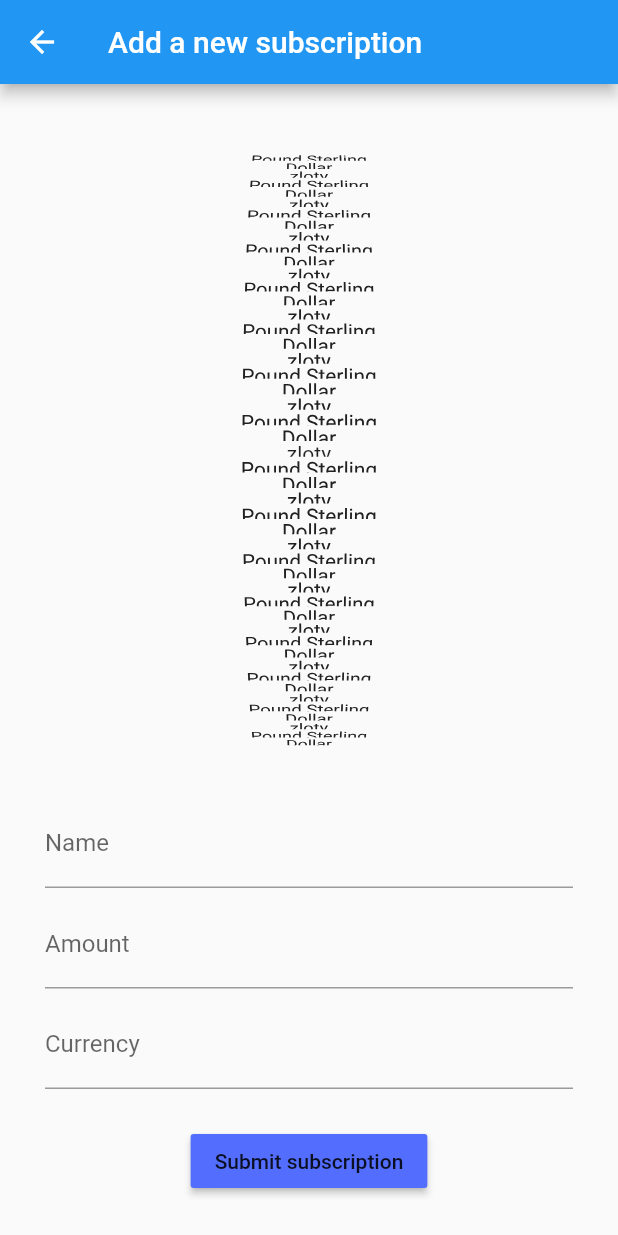
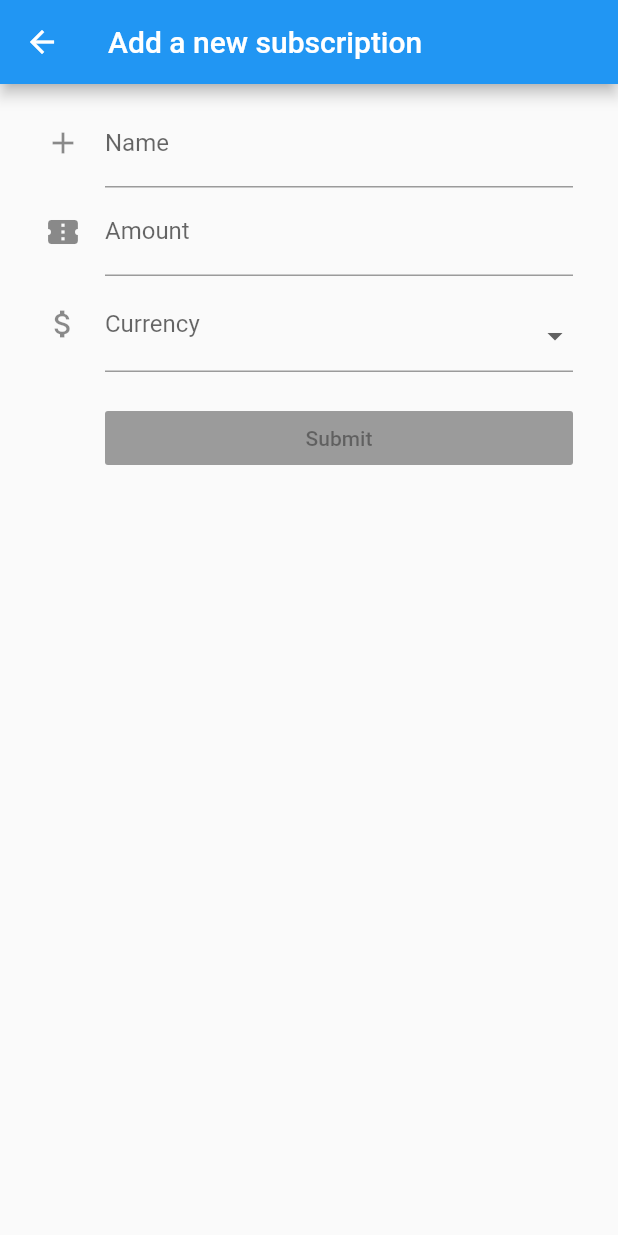
Before and after one commit to zasia3/pinionzki, a Flutter app: the AddSubscriptionFormPage screen opened directly, on a phone screen of 412 x 824 dp. Run offline on Flutter 3.47's test engine with Material 2 defaults, Android fonts, the phone set to English and light mode, and no system bars; our stand-ins replace cloud_firestore; accounts and stored records are empty.

Commit message:
add dropdown picker

```diff
--- a/lib/currency_model.dart
+++ b/lib/currency_model.dart
@@ -6,3 +6,9 @@ class Currency {
   Currency(this.name, this.abbreviation, this.symbol);
 
 }
+
+final List<Currency> currencies = [
+  Currency('zloty', 'PLN', 'PLN'),
+  Currency('Pound Sterling', 'GDP', '£'),
+  Currency('Dollar', 'USD', "\$")
+];
--- a/lib/currency_picker.dart
+++ b/lib/currency_picker.dart
@@ -1,23 +1,60 @@
 import 'currency_model.dart';
 import 'package:flutter/material.dart';
 
-final List<Currency> currencies = [
-  Currency('zloty', 'PLN', 'PLN'),
-  Currency('Pound Sterling', 'GDP', '£'),
-  Currency('Dollar', 'USD', "\$")
-];
+class CurrencyPicker extends StatefulWidget {
+  final Function() notifyParent;
 
-class CurrencyPicker extends StatelessWidget {
+  CurrencyPicker({Key key, @required this.notifyParent}) : super(key: key);
+  @override
+  _CurrencyPickerState createState() => _CurrencyPickerState();
+}
+
+class _CurrencyPickerState extends State<CurrencyPicker> {
+  Currency _currency;
 
   @override
   Widget build(BuildContext context) {
-    return ListWheelScrollView.useDelegate(
-        itemExtent: 10,
-        childDelegate: ListWheelChildLoopingListDelegate(
-            children: List<Widget>.generate(
-                currencies.length, (index) => Text(currencies[index].name),
+    return FormField<Currency>(
+      builder: (FormFieldState<Currency> state) {
+        return InputDecorator(
+          decoration: InputDecoration(
+            icon: const Icon(Icons.attach_money),
+            labelText: "Currency"
+          ),
+            isEmpty: _currency == null,
+            child: DropdownButtonHideUnderline(
+                child: DropdownButton<Currency>(
+                  value: _currency,
+                  isDense: true,
+                  onChanged: (Currency newValue) {
+                    widget.notifyParent();
+                  },
+
+//                  onChanged: (Currency newValue) {
+//                    setState(() {
+//                      _currency = newValue;
+//                      state.didChange(newValue);
+//                    });
+//                  },
+                  items: currencies.map((Currency currency) {
+                    return new DropdownMenuItem(
+                      value: currency,
+                        child: Text(currency.name),
+                    );
+                  }).toList(),
+                )
             )
-        ),
+        );
+
+      }
     );
+//    return ListWheelScrollView.useDelegate(
+//        itemExtent: 10,
+//        childDelegate: ListWheelChildLoopingListDelegate(
+//            children: List<Widget>.generate(
+//                currencies.length, (index) => Text(currencies[index].name),
+//            )
+//        ),
+//    );
   }
 }
--- a/lib/new_subscription_form.dart
+++ b/lib/new_subscription_form.dart
@@ -20,74 +20,108 @@ class _AddSubscriptionFormPageState extends State<AddSubscriptionFormPage> {
       appBar: AppBar(
         title: Text('Add a new subscription'),
       ),
-      body: Container(
-        child: Padding(
+      body: Form(
+          child: ListView(
             padding: const EdgeInsets.symmetric(
               vertical: 10,
               horizontal: 30,
             ),
-          child: Column(
-            children: [
-              Flexible(
-                child:CurrencyPicker(),
-              ),
-              Padding(
-                padding: const EdgeInsets.only(bottom: 8),
-                child: TextField(
-                  controller: nameController,
-                  onChanged: (v) => nameController.text = v,
-                  decoration: InputDecoration(
-                    labelText: 'Name',
-                  ),
-                )
-              ),
-              Padding(
-                padding: const EdgeInsets.only(bottom: 8),
-                  child: TextField(
-                    controller: amountController,
-                    onChanged: (v) => amountController.text = v,
-                    decoration: InputDecoration(
-                      labelText: 'Amount',
-                    ),
-                  )
-              ),
-              Padding(
-                  padding: const EdgeInsets.only(bottom: 8),
-                  child: TextField(
-                    controller: currencyController,
-                    onChanged: (v) => currencyController.text = v,
-                    decoration: InputDecoration(
-                      labelText: 'Currency',
-                    ),
-                  )
-              ),
-              Padding(
-                padding: const EdgeInsets.all(16.0),
-                child: Builder(
-                  builder: (context) {
-                    // The basic Material Design action button.
-                    return RaisedButton(
-                      onPressed: () => Firestore.instance.runTransaction((transaction) async {
-                        CollectionReference subscriptions = Firestore.instance.collection('subscriptions');
-                        var _result = await subscriptions.add(
-                            {
-                              'name': nameController.text,
-                              'amount': double.parse(amountController.text),
-                              'currency': 'PLN'
-                            });
-                        Navigator.pop(context);
-                    }),
-                      color: Colors.indigoAccent,
-                      child: Text('Submit subscription'),
-                    );
-                  },
+            children: <Widget>[
+              TextFormField(
+                decoration: const InputDecoration(
+                  icon: const Icon(Icons.add),
+                  hintText: "Enter subscription name",
+                  labelText: "Name"
                 ),
               ),
+              TextFormField(
+                decoration: const InputDecoration(
+                    icon: const Icon(Icons.confirmation_number),
+                    hintText: "Enter amount",
+                    labelText: "Amount"
+                ),
+              ),
+              CurrencyPicker(
+              ),
+              new Container(
+                padding: const EdgeInsets.only(left: 40.0, top: 20.0),
+                child: new RaisedButton(
+                  child: const Text('Submit'),
+                  onPressed: null,
+                ),
+              )
+            ],
+          )
 
-            ]
-          )
-        ),
-      )
+      ),
+//      body: Container(
+//        child: Padding(
+//            padding: const EdgeInsets.symmetric(
+//              vertical: 10,
+//              horizontal: 30,
+//            ),
+//          child: Column(
+//            children: [
+//              Flexible(
+//                child:CurrencyPicker(),
+//              ),
+//              Padding(
+//                padding: const EdgeInsets.only(bottom: 8),
+//                child: TextField(
+//                  controller: nameController,
+//                  onChanged: (v) => nameController.text = v,
+//                  decoration: InputDecoration(
+//                    labelText: 'Name',
+//                  ),
+//                )
+//              ),
+//              Padding(
+//                padding: const EdgeInsets.only(bottom: 8),
+//                  child: TextField(
+//                    controller: amountController,
+//                    onChanged: (v) => amountController.text = v,
+//                    decoration: InputDecoration(
+//                      labelText: 'Amount',
+//                    ),
+//                  )
+//              ),
+//              Padding(
+//                  padding: const EdgeInsets.only(bottom: 8),
+//                  child: TextField(
+//                    controller: currencyController,
+//                    onChanged: (v) => currencyController.text = v,
+//                    decoration: InputDecoration(
+//                      labelText: 'Currency',
+//                    ),
+//                  )
+//              ),
+//              Padding(
+//                padding: const EdgeInsets.all(16.0),
+//                child: Builder(
+//                  builder: (context) {
+//                    // The basic Material Design action button.
+//                    return RaisedButton(
+//                      onPressed: () => Firestore.instance.runTransaction((transaction) async {
+//                        CollectionReference subscriptions = Firestore.instance.collection('subscriptions');
+//                        var _result = await subscriptions.add(
+//                            {
+//                              'name': nameController.text,
+//                              'amount': double.parse(amountController.text),
+//                              'currency': 'PLN'
+//                            });
+//                        Navigator.pop(context);
+//                    }),
+//                      color: Colors.indigoAccent,
+//                      child: Text('Submit subscription'),
+//                    );
+//                  },
+//                ),
+//              ),
+//
+//            ]
+//          )
+//        ),
+//      )
     );
   }
 
--- a/lib/subscription_model.dart
+++ b/lib/subscription_model.dart
@@ -1,10 +1,10 @@
 import 'package:cloud_firestore/cloud_firestore.dart';
 
 class Subscription {
-  final String name;
-  final double value;
-  final String currency;
-  final DocumentReference reference;
+  String name;
+  double value;
+  String currency;
+  DocumentReference reference;
 
   Subscription(this.name, this.value, this.currency, this.reference);
 
@@ -16,7 +16,6 @@ class Subscription {
         value = map['amount'],
         currency = map['currency'];
 
-
   Subscription.fromSnapshot(DocumentSnapshot snapshot)
       : this.fromMap(snapshot.data, reference: snapshot.reference);
 }
```
